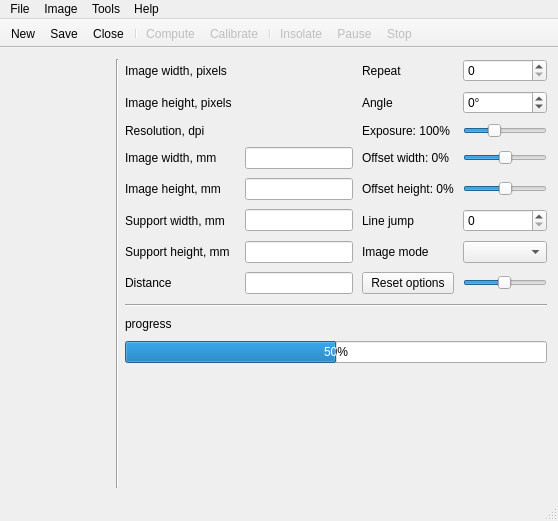
First picture: the form in projecteurlaser.ui, repository troisiemetype/c-projecteur-laser, before the edit.
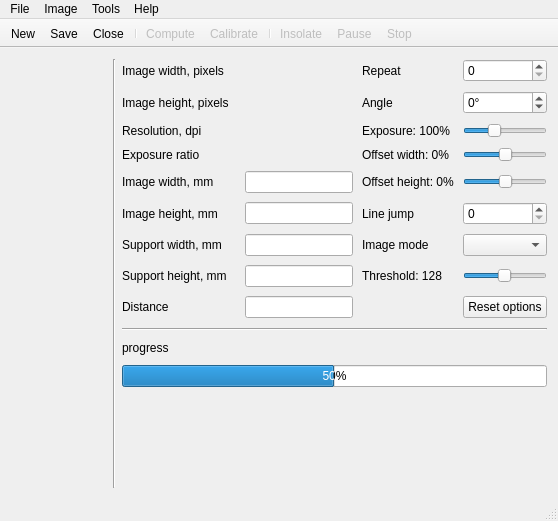
Second picture: the form after the edit.

Commit message: Modified Audio: Some cleanup, replaced exposure slot by a setter. Modified Image, ComputeImage and ProjecteurLaser: attached Audio to Image. Made some cleanup too. Modified ProjecteurLaser: created a newFile method that connect signals to slots on image creating and ties up everything. Also modified image close to solve some strange GUI behavior (sending turning empty when closing a file).

Diff of the .ui file:
```diff
--- a/projecteurlaser.ui
+++ b/projecteurlaser.ui
@@ -73,6 +73,9 @@
            <height>0</height>
           </size>
          </property>
+         <property name="autoFillBackground">
+          <bool>false</bool>
+         </property>
          <layout class="QGridLayout" name="gridLayout">
           <property name="sizeConstraint">
            <enum>QLayout::SetMinimumSize</enum>
@@ -92,36 +95,78 @@
           <property name="spacing">
            <number>9</number>
           </property>
+          <item row="1" column="5">
+           <widget class="QSpinBox" name="angleSpinBox">
+            <property name="accelerated">
+             <bool>true</bool>
+            </property>
+            <property name="keyboardTracking">
+             <bool>false</bool>
+            </property>
+            <property name="suffix">
+             <string>°</string>
+            </property>
+            <property name="minimum">
+             <number>-90</number>
+            </property>
+            <property name="maximum">
+             <number>90</number>
+            </property>
+           </widget>
+          </item>
+          <item row="1" column="3">
+           <widget class="QLabel" name="heightPixelsLabelEdit">
+            <property name="text">
+             <string/>
+            </property>
+           </widget>
+          </item>
+          <item row="2" column="4">
+           <widget class="QLabel" name="speedLabel">
+            <property name="minimumSize">
+             <size>
+              <width>0</width>
+              <height>0</height>
+             </size>
+            </property>
+            <property name="text">
+             <string>Exposure: 100%</string>
+            </property>
+           </widget>
+          </item>
+          <item row="11" column="1">
+           <widget class="QLabel" name="distanceLabel">
+            <property name="text">
+             <string>Distance</string>
+            </property>
+           </widget>
+          </item>
           <item row="7" column="3">
-           <widget class="QLineEdit" name="distanceLineEdit">
-            <property name="minimumSize">
-             <size>
-              <width>100</width>
-              <height>0</height>
-             </size>
-            </property>
-            <property name="baseSize">
-             <size>
-              <width>3</width>
-              <height>0</height>
-             </size>
-            </property>
-           </widget>
+           <widget class="QLineEdit" name="heightMmLineEdit"/>
           </item>
-          <item row="6" column="1" colspan="2">
-           <widget class="QLabel" name="supportHeightLabel">
+          <item row="10" column="3">
+           <widget class="QLineEdit" name="supportHeightLineEdit"/>
+          </item>
+          <item row="4" column="3">
+           <widget class="QLabel" name="exposureRatioValue">
             <property name="text">
-             <string>Support height, mm</string>
+             <string/>
             </property>
            </widget>
           </item>
-          <item row="3" column="1">
-           <widget class="QLabel" name="widthMmLabel">
+          <item row="8" column="1">
+           <widget class="QLabel" name="supportWidthLabel">
             <property name="text">
-             <string>Image width, mm</string>
+             <string>Support width, mm</string>
             </property>
            </widget>
           </item>
+          <item row="8" column="3">
+           <widget class="QLineEdit" name="supportWidthLineEdit"/>
+          </item>
+          <item row="6" column="3">
+           <widget class="QLineEdit" name="widthMmLineEdit"/>
+          </item>
           <item row="0" column="4">
            <widget class="QLabel" name="repeatLabel">
             <property name="text">
@@ -136,8 +181,8 @@
             </property>
            </widget>
           </item>
-          <item row="6" column="3">
-           <widget class="QLineEdit" name="supportHeightLineEdit"/>
+          <item row="7" column="5">
+           <widget class="QSpinBox" name="jumpSpinBox"/>
           </item>
           <item row="1" column="1" colspan="2">
            <widget class="QLabel" name="heightPixelsLabel">
@@ -146,29 +191,13 @@
             </property>
            </widget>
           </item>
-          <item row="5" column="5">
-           <widget class="QSpinBox" name="jumpSpinBox"/>
-          </item>
-          <item row="4" column="3">
-           <widget class="QLineEdit" name="heightMmLineEdit"/>
-          </item>
-          <item row="3" column="4">
+          <item row="4" column="4">
            <widget class="QLabel" name="offsetXLabel">
             <property name="text">
              <string>Offset width: 0%</string>
             </property>
            </widget>
           </item>
-          <item row="4" column="1">
-           <widget class="QLabel" name="heightMmLabel">
-            <property name="text">
-             <string>Image height, mm</string>
-            </property>
-           </widget>
-          </item>
-          <item row="5" column="3">
-           <widget class="QLineEdit" name="supportWidthLineEdit"/>
-          </item>
           <item row="0" column="5">
            <widget class="QSpinBox" name="repeatSpinBox">
             <property name="maximum">
@@ -176,13 +205,16 @@
             </property>
            </widget>
           </item>
-          <item row="5" column="4">
+          <item row="7" column="4">
            <widget class="QLabel" name="jumpLabel">
             <property name="text">
              <string>Line jump</string>
             </property>
            </widget>
           </item>
+          <item row="8" column="5">
+           <widget class="QComboBox" name="imageModeComboBox"/>
+          </item>
           <item row="0" column="1">
            <widget class="QLabel" name="widthPixelsLabel">
             <property name="text">
@@ -190,7 +222,7 @@
             </property>
            </widget>
           </item>
-          <item row="3" column="5">
+          <item row="4" column="5">
            <widget class="QSlider" name="offsetXSlider">
             <property name="minimum">
              <number>-100</number>
@@ -206,16 +238,6 @@
             </property>
            </widget>
           </item>
-          <item row="6" column="5">
-           <widget class="QComboBox" name="imageModeComboBox"/>
-          </item>
-          <item row="5" column="1">
-           <widget class="QLabel" name="supportWidthLabel">
-            <property name="text">
-             <string>Support width, mm</string>
-            </property>
-           </widget>
-          </item>
           <item row="2" column="5">
            <widget class="QSlider" name="exposureSlider">
             <property name="minimum">
@@ -241,46 +263,7 @@
             </property>
            </widget>
           </item>
-          <item row="7" column="1">
-           <widget class="QLabel" name="distanceLabel">
-            <property name="text">
-             <string>Distance</string>
-            </property>
-           </widget>
-          </item>
-          <item row="1" column="5">
-           <widget class="QSpinBox" name="angleSpinBox">
-            <property name="accelerated">
-             <bool>true</bool>
-            </property>
-            <property name="keyboardTracking">
-             <bool>false</bool>
-            </property>
-            <property name="suffix">
-             <string>°</string>
-            </property>
-            <property name="minimum">
-             <number>-90</number>
-            </property>
-            <property name="maximum">
-             <number>90</number>
-            </property>
-           </widget>
-          </item>
-          <item row="2" column="4">
-           <widget class="QLabel" name="speedLabel">
-            <property name="minimumSize">
-             <size>
-              <width>0</width>
-              <height>0</height>
-             </size>
-            </property>
-            <property name="text">
-             <string>Exposure: 100%</string>
-            </property>
-           </widget>
-          </item>
-          <item row="7" column="5">
+          <item row="10" column="5">
            <widget class="QSlider" name="stepSlider">
             <property name="maximum">
              <number>255</number>
@@ -307,9 +290,6 @@
             </property>
            </widget>
           </item>
-          <item row="3" column="3">
-           <widget class="QLineEdit" name="widthMmLineEdit"/>
-          </item>
           <item row="2" column="1">
            <widget class="QLabel" name="resolutionLabel">
             <property name="text">
@@ -317,14 +297,21 @@
             </property>
            </widget>
           </item>
-          <item row="4" column="4">
+          <item row="8" column="4">
+           <widget class="QLabel" name="imageModeLabel">
+            <property name="text">
+             <string>Image mode</string>
+            </property>
+           </widget>
+          </item>
+          <item row="6" column="4">
            <widget class="QLabel" name="offsetYLabel">
             <property name="text">
              <string>Offset height: 0%</string>
             </property>
            </widget>
           </item>
-          <item row="4" column="5">
+          <item row="6" column="5">
            <widget class="QSlider" name="offsetYSlider">
             <property name="minimum">
              <number>-100</number>
@@ -337,13 +324,6 @@
             </property>
            </widget>
           </item>
-          <item row="6" column="4">
-           <widget class="QLabel" name="imageModeLabel">
-            <property name="text">
-             <string>Image mode</string>
-            </property>
-           </widget>
-          </item>
           <item row="2" column="3">
            <widget class="QLabel" name="resolutionLabelEdit">
             <property name="text">
@@ -351,13 +331,64 @@
             </property>
            </widget>
           </item>
-          <item row="7" column="4">
+          <item row="10" column="1">
+           <widget class="QLabel" name="supportHeightLabel">
+            <property name="text">
+             <string>Support height, mm</string>
+            </property>
+           </widget>
+          </item>
+          <item row="6" column="1">
+           <widget class="QLabel" name="widthMmLabel">
+            <property name="text">
+             <string>Image width, mm</string>
+            </property>
+           </widget>
+          </item>
+          <item row="11" column="3">
+           <widget class="QLineEdit" name="distanceLineEdit">
+            <property name="minimumSize">
+             <size>
+              <width>100</width>
+              <height>0</height>
+             </size>
+            </property>
+            <property name="baseSize">
+             <size>
+              <width>3</width>
+              <height>0</height>
+             </size>
+            </property>
+           </widget>
+          </item>
+          <item row="7" column="1">
+           <widget class="QLabel" name="heightMmLabel">
+            <property name="text">
+             <string>Image height, mm</string>
+            </property>
+           </widget>
+          </item>
+          <item row="10" column="4">
+           <widget class="QLabel" name="stepLabel">
+            <property name="text">
+             <string>Threshold: 128</string>
+            </property>
+           </widget>
+          </item>
+          <item row="11" column="5">
            <widget class="QPushButton" name="resetButton">
             <property name="text">
              <string>Reset options</string>
             </property>
            </widget>
           </item>
+          <item row="4" column="1">
+           <widget class="QLabel" name="exposureRatioLabel">
+            <property name="text">
+             <string>Exposure ratio</string>
+            </property>
+           </widget>
+          </item>
          </layout>
         </widget>
        </item>
```
Left out of the diff: 13 changed lines with no effect on the pictures. The commit also changes 6 other files.
